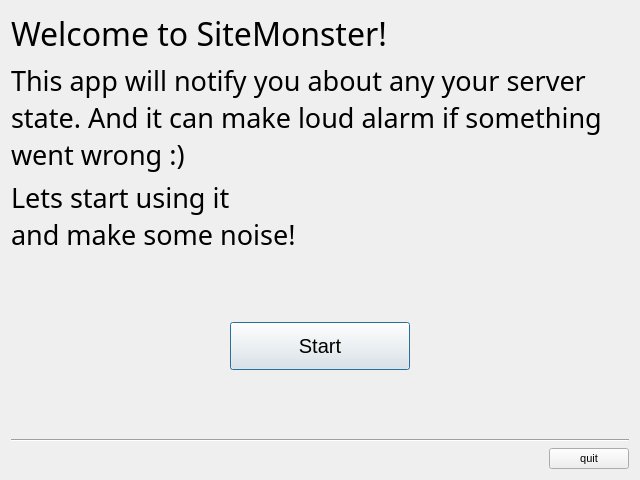
Above: gui/ui/welcome.ui from KoniDevTeam/SiteMonster before the change. Below: the same form after it.
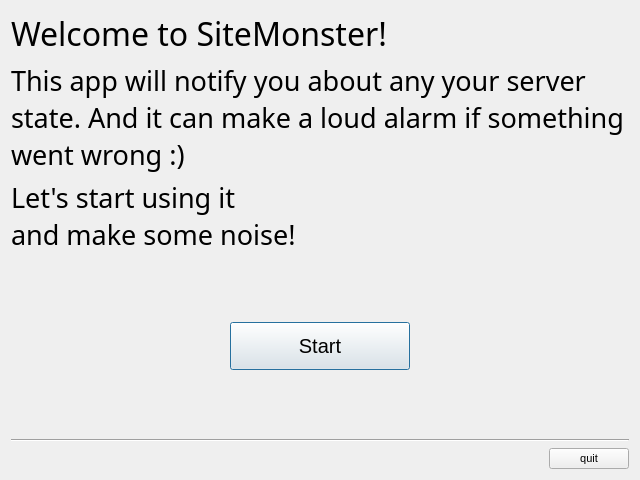
That is the form after the change.

What changed in the file:
```diff
--- a/gui/ui/welcome.ui
+++ b/gui/ui/welcome.ui
@@ -87,7 +87,7 @@
       </font>
      </property>
      <property name="text">
-      <string>This app will notify you about any your server state. And it can make loud alarm if something went wrong :)</string>
+      <string>This app will notify you about any your server state. And it can make a loud alarm if something went wrong :)</string>
      </property>
      <property name="textFormat">
       <enum>Qt::PlainText</enum>
@@ -112,7 +112,7 @@
       </font>
      </property>
      <property name="text">
-      <string>Lets start using it
+      <string>Let's start using it
 and make some noise!</string>
      </property>
      <property name="textFormat">
```
Left out of the diff: 1 changed line with no effect on the pictures.
